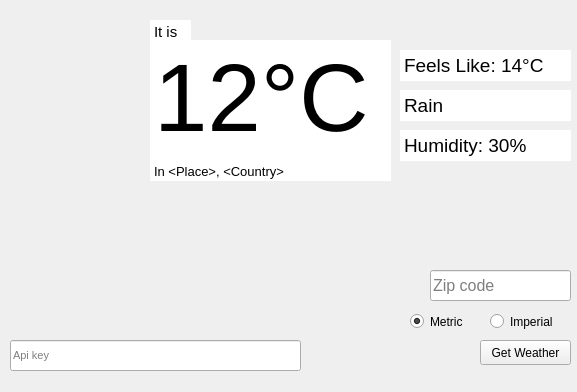
First picture: the form in uis/weather_gui.ui, repository emmafornash/Weather-Report, before the edit.
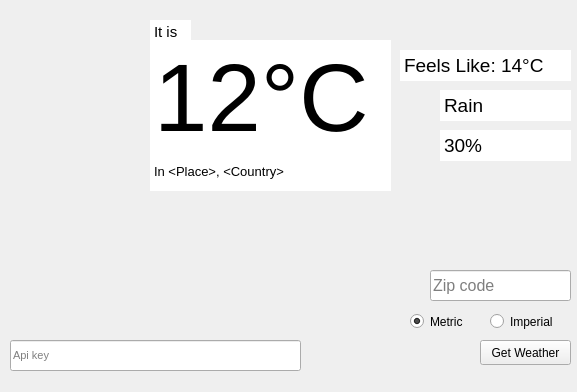
Second picture: the form after the edit. Icons and pictures are not drawn.

Commit message: added extra icons to be rendered

Diff of the .ui file:
```diff
--- a/uis/weather_gui.ui
+++ b/uis/weather_gui.ui
@@ -73,9 +73,9 @@
    <widget class="QTextEdit" name="current_weather">
     <property name="geometry">
      <rect>
-      <x>400</x>
+      <x>440</x>
       <y>90</y>
-      <width>171</width>
+      <width>131</width>
       <height>31</height>
      </rect>
     </property>
@@ -107,9 +107,9 @@
    <widget class="QTextEdit" name="current_humidity">
     <property name="geometry">
      <rect>
-      <x>400</x>
+      <x>440</x>
       <y>130</y>
-      <width>171</width>
+      <width>131</width>
       <height>31</height>
      </rect>
     </property>
@@ -135,7 +135,7 @@
 &lt;html&gt;&lt;head&gt;&lt;meta name=&quot;qrichtext&quot; content=&quot;1&quot; /&gt;&lt;style type=&quot;text/css&quot;&gt;
 p, li { white-space: pre-wrap; }
 &lt;/style&gt;&lt;/head&gt;&lt;body style=&quot; font-family:'Ubuntu'; font-size:14pt; font-weight:400; font-style:normal;&quot;&gt;
-&lt;p style=&quot; margin-top:0px; margin-bottom:0px; margin-left:0px; margin-right:0px; -qt-block-indent:0; text-indent:0px;&quot;&gt;Humidity: 30%&lt;/p&gt;&lt;/body&gt;&lt;/html&gt;</string>
+&lt;p style=&quot; margin-top:0px; margin-bottom:0px; margin-left:0px; margin-right:0px; -qt-block-indent:0; text-indent:0px;&quot;&gt;30%&lt;/p&gt;&lt;/body&gt;&lt;/html&gt;</string>
     </property>
    </widget>
    <widget class="QTextEdit" name="it_is_text">
@@ -173,7 +173,7 @@
       <x>150</x>
       <y>160</y>
       <width>241</width>
-      <height>21</height>
+      <height>31</height>
      </rect>
     </property>
     <property name="frameShape">
@@ -317,7 +317,45 @@
      <enum>Qt::RichText</enum>
     </property>
     <property name="pixmap">
-     <pixmap>../icons/wi-day-rain.png</pixmap>
+     <pixmap>../icons/inverted/rainy-day-i.png</pixmap>
+    </property>
+    <property name="scaledContents">
+     <bool>true</bool>
+    </property>
+   </widget>
+   <widget class="QLabel" name="humidity_icon_label">
+    <property name="geometry">
+     <rect>
+      <x>400</x>
+      <y>130</y>
+      <width>31</width>
+      <height>31</height>
+     </rect>
+    </property>
+    <property name="text">
+     <string/>
+    </property>
+    <property name="pixmap">
+     <pixmap>../icons/inverted/humidity.png</pixmap>
+    </property>
+    <property name="scaledContents">
+     <bool>true</bool>
+    </property>
+   </widget>
+   <widget class="QLabel" name="weather_desc_icon_label">
+    <property name="geometry">
+     <rect>
+      <x>400</x>
+      <y>90</y>
+      <width>31</width>
+      <height>31</height>
+     </rect>
+    </property>
+    <property name="text">
+     <string/>
+    </property>
+    <property name="pixmap">
+     <pixmap>../icons/inverted/weathervane.png</pixmap>
     </property>
     <property name="scaledContents">
      <bool>true</bool>
```
The commit also changes 7 other files.
